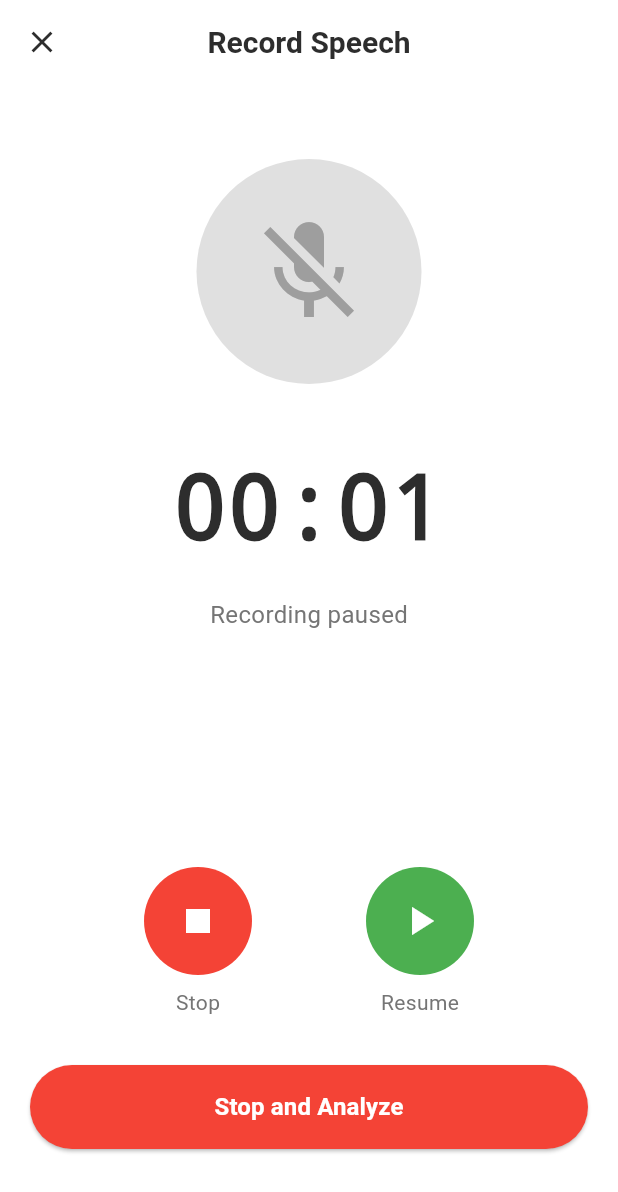
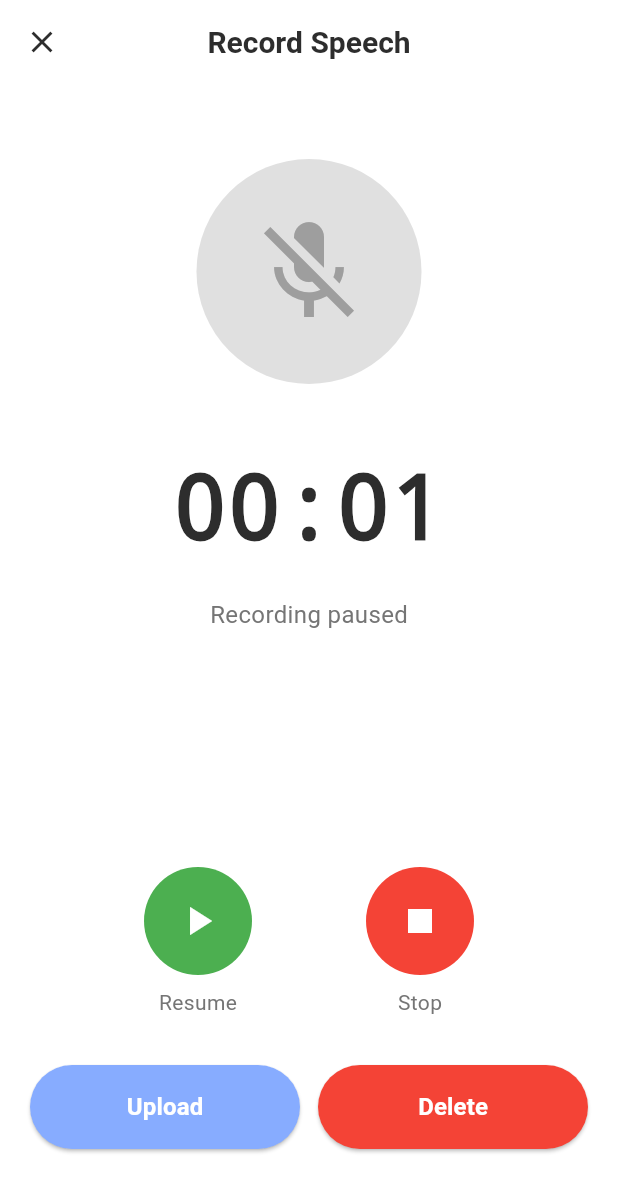
Before and after one commit to naela-girsy-projects/Project-VocalLabs, a Flutter app: the AudioRecordingScreen screen opened by its route, after a tap on "Start Recording", after a tap on the "pause" icon, on a phone screen of 412 x 824 dp. Shown: the top 1192 px of the screen. Run offline on Flutter 3.47's test engine with Material 3 defaults, Android fonts, the phone set to English and light mode, and no system bars; our stand-ins replace fl_chart; Roboto replaces fonts that are missing (Poppins).

Commit message:
fixed the play-pause issue

```diff
--- a/Client/lib/screens/audio_recording_screen.dart
+++ b/Client/lib/screens/audio_recording_screen.dart
@@ -54,6 +54,11 @@ class _AudioRecordingScreenState extends State<AudioRecordingScreen>
   }
 
   void _pauseRecording() {
+    if (_isPaused) {
+      _resumeRecording();
+      return;
+    }
+
     setState(() {
       _isPaused = true;
     });
@@ -76,9 +81,16 @@ class _AudioRecordingScreenState extends State<AudioRecordingScreen>
     });
 
     _timer?.cancel();
+  }
 
+  void _uploadRecording() {
+    _stopRecording();
     // Navigate to review screen
     Navigator.pushNamed(context, '/playback');
+  }
+
+  void _discardRecording() {
+    _showDiscardDialog();
   }
 
   void _startTimer() {
@@ -194,24 +206,38 @@ class _AudioRecordingScreenState extends State<AudioRecordingScreen>
                   mainAxisAlignment: MainAxisAlignment.spaceEvenly,
                   children: [
                     _buildActionButton(
+                      icon: _isPaused ? Icons.play_arrow : Icons.pause,
+                      color: _isPaused ? AppColors.success : AppColors.warning,
+                      label: _isPaused ? 'Resume' : 'Pause',
+                      onPressed: _pauseRecording,
+                    ),
+                    _buildActionButton(
                       icon: Icons.stop,
                       color: Colors.red,
                       label: 'Stop',
                       onPressed: _stopRecording,
                     ),
-                    _buildActionButton(
-                      icon: _isPaused ? Icons.play_arrow : Icons.pause,
-                      color: _isPaused ? AppColors.success : AppColors.warning,
-                      label: _isPaused ? 'Resume' : 'Pause',
-                      onPressed: _isPaused ? _resumeRecording : _pauseRecording,
-                    ),
                   ],
                 ),
                 const SizedBox(height: 24),
-                CustomButton(
-                  text: 'Stop and Analyze',
-                  backgroundColor: Colors.red,
-                  onPressed: _stopRecording,
+                Row(
+                  children: [
+                    Expanded(
+                      child: CustomButton(
+                        text: 'Upload',
+                        backgroundColor: AppColors.primaryBlue,
+                        onPressed: _uploadRecording,
+                      ),
+                    ),
+                    const SizedBox(width: 12),
+                    Expanded(
+                      child: CustomButton(
+                        text: 'Delete',
+                        backgroundColor: Colors.red,
+                        onPressed: _discardRecording,
+                      ),
+                    ),
+                  ],
                 ),
               ] else ...[
                 CustomButton(
```
